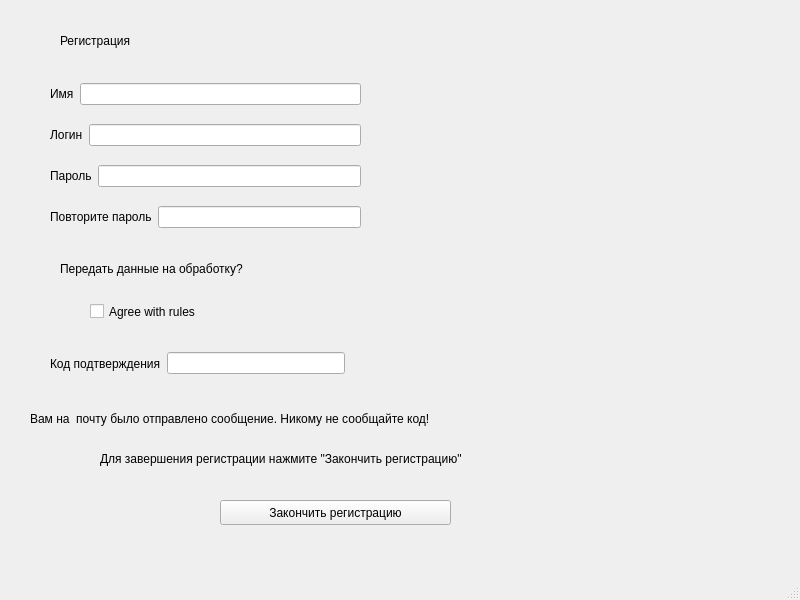
First picture: the form in desktop/registration.ui, repository yutfut/messenger, before the edit.
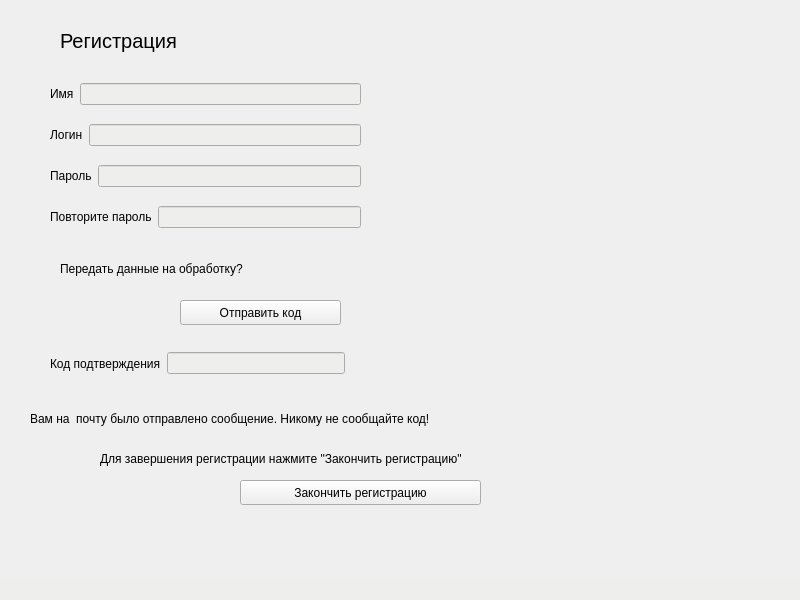
Second picture: the form after the edit.

Diff of the .ui file:
```diff
--- a/desktop/registration.ui
+++ b/desktop/registration.ui
@@ -19,10 +19,13 @@
      <rect>
       <x>60</x>
       <y>10</y>
-      <width>201</width>
+      <width>221</width>
       <height>61</height>
      </rect>
     </property>
+    <property name="styleSheet">
+     <string notr="true">font-size:20px</string>
+    </property>
     <property name="text">
      <string>Регистрация</string>
     </property>
@@ -71,7 +74,11 @@
       </widget>
      </item>
      <item>
-      <widget class="QLineEdit" name="code_from_letter"/>
+      <widget class="QLineEdit" name="code_from_letter">
+       <property name="styleSheet">
+        <string notr="true">background: rgb(238, 238, 236);</string>
+       </property>
+      </widget>
      </item>
     </layout>
    </widget>
@@ -95,7 +102,11 @@
         </widget>
        </item>
        <item>
-        <widget class="QLineEdit" name="user_name"/>
+        <widget class="QLineEdit" name="user_name">
+         <property name="styleSheet">
+          <string notr="true">background: rgb(238, 238, 236);</string>
+         </property>
+        </widget>
        </item>
       </layout>
      </item>
@@ -109,7 +120,11 @@
         </widget>
        </item>
        <item>
-        <widget class="QLineEdit" name="login"/>
+        <widget class="QLineEdit" name="login">
+         <property name="styleSheet">
+          <string notr="true">background: rgb(238, 238, 236);</string>
+         </property>
+        </widget>
        </item>
       </layout>
      </item>
@@ -123,7 +138,11 @@
         </widget>
        </item>
        <item>
-        <widget class="QLineEdit" name="pass"/>
+        <widget class="QLineEdit" name="pass">
+         <property name="styleSheet">
+          <string notr="true">background: rgb(238, 238, 236);</string>
+         </property>
+        </widget>
        </item>
       </layout>
      </item>
@@ -137,38 +156,16 @@
         </widget>
        </item>
        <item>
-        <widget class="QLineEdit" name="pass_control"/>
+        <widget class="QLineEdit" name="pass_control">
+         <property name="styleSheet">
+          <string notr="true">background: rgb(238, 238, 236);</string>
+         </property>
+        </widget>
        </item>
       </layout>
      </item>
     </layout>
    </widget>
-   <widget class="QCheckBox" name="checkBox">
-    <property name="geometry">
-     <rect>
-      <x>90</x>
-      <y>300</y>
-      <width>131</width>
-      <height>23</height>
-     </rect>
-    </property>
-    <property name="text">
-     <string>Agree with rules</string>
-    </property>
-   </widget>
-   <widget class="QPushButton" name="pushButton">
-    <property name="geometry">
-     <rect>
-      <x>220</x>
-      <y>500</y>
-      <width>231</width>
-      <height>25</height>
-     </rect>
-    </property>
-    <property name="text">
-     <string>Закончить регистрацию</string>
-    </property>
-   </widget>
    <widget class="QLabel" name="label_9">
     <property name="geometry">
      <rect>
@@ -182,6 +179,32 @@
      <string>Для завершения регистрации нажмите &quot;Закончить регистрацию&quot;</string>
     </property>
    </widget>
+   <widget class="QPushButton" name="send_code">
+    <property name="geometry">
+     <rect>
+      <x>180</x>
+      <y>300</y>
+      <width>161</width>
+      <height>25</height>
+     </rect>
+    </property>
+    <property name="text">
+     <string>Отправить код</string>
+    </property>
+   </widget>
+   <widget class="QPushButton" name="end_reg">
+    <property name="geometry">
+     <rect>
+      <x>240</x>
+      <y>480</y>
+      <width>241</width>
+      <height>25</height>
+     </rect>
+    </property>
+    <property name="text">
+     <string>Закончить регистрацию</string>
+    </property>
+   </widget>
   </widget>
   <widget class="QMenuBar" name="menubar">
    <property name="geometry">
@@ -193,7 +216,11 @@
     </rect>
    </property>
   </widget>
-  <widget class="QStatusBar" name="statusbar"/>
+  <widget class="QStatusBar" name="statusbar">
+   <property name="styleSheet">
+    <string notr="true">background: rgb(238, 238, 236);</string>
+   </property>
+  </widget>
  </widget>
  <resources/>
  <connections/>
```
